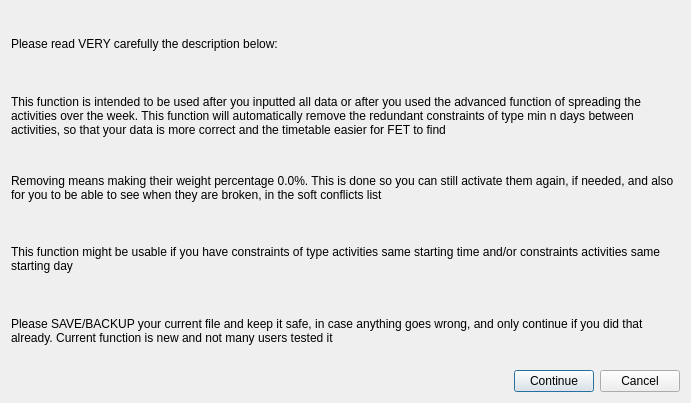
janLo/FET, file src/interface/removeredundantconfirmationform_template.ui: the form before one commit.
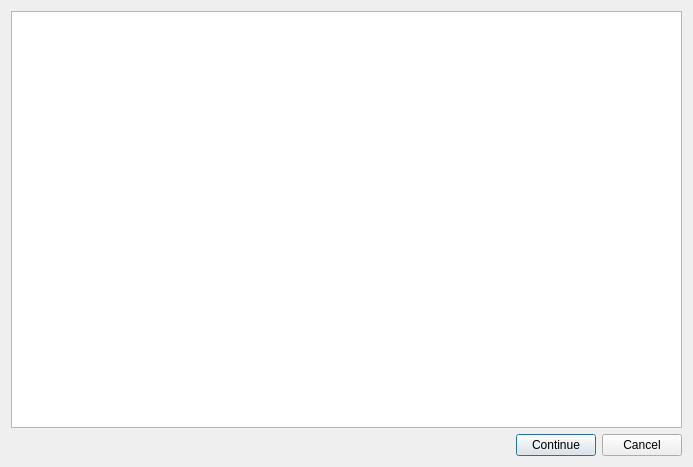
The form after the commit.

```diff
--- a/src/interface/removeredundantconfirmationform_template.ui
+++ b/src/interface/removeredundantconfirmationform_template.ui
@@ -5,8 +5,8 @@
    <rect>
     <x>0</x>
     <y>0</y>
-    <width>691</width>
-    <height>403</height>
+    <width>693</width>
+    <height>467</height>
    </rect>
   </property>
   <property name="windowTitle" >
@@ -14,62 +14,9 @@
   </property>
   <layout class="QGridLayout" name="gridLayout" >
    <item row="0" column="0" colspan="3" >
-    <widget class="QLabel" name="label" >
-     <property name="sizePolicy" >
-      <sizepolicy vsizetype="Preferred" hsizetype="Preferred" >
-       <horstretch>0</horstretch>
-       <verstretch>0</verstretch>
-      </sizepolicy>
-     </property>
-     <property name="text" >
-      <string>Please read VERY carefully the description below:</string>
-     </property>
-     <property name="wordWrap" >
-      <bool>true</bool>
-     </property>
-    </widget>
+    <widget class="QTextBrowser" name="textBrowser" />
    </item>
-   <item row="1" column="0" colspan="3" >
-    <widget class="QLabel" name="label_3" >
-     <property name="text" >
-      <string>This function is intended to be used after you inputted all data or after you used the advanced function of spreading the activities over the week. This function will automatically remove the redundant constraints of type min n days between activities, so that your data is more correct and the timetable easier for FET to find</string>
-     </property>
-     <property name="wordWrap" >
-      <bool>true</bool>
-     </property>
-    </widget>
-   </item>
-   <item row="2" column="0" colspan="3" >
-    <widget class="QLabel" name="label_6" >
-     <property name="text" >
-      <string>Removing means making their weight percentage 0.0%. This is done so you can still activate them again, if needed, and also for you to be able to see when they are broken, in the soft conflicts list</string>
-     </property>
-     <property name="wordWrap" >
-      <bool>true</bool>
-     </property>
-    </widget>
-   </item>
-   <item row="3" column="0" colspan="3" >
-    <widget class="QLabel" name="label_4" >
-     <property name="text" >
-      <string>This function might be usable if you have constraints of type activities same starting time and/or constraints activities same starting day</string>
-     </property>
-     <property name="wordWrap" >
-      <bool>true</bool>
-     </property>
-    </widget>
-   </item>
-   <item row="4" column="0" colspan="3" >
-    <widget class="QLabel" name="label_5" >
-     <property name="text" >
-      <string>Please SAVE/BACKUP your current file and keep it safe, in case anything goes wrong, and only continue if you did that already. Current function is new and not many users tested it</string>
-     </property>
-     <property name="wordWrap" >
-      <bool>true</bool>
-     </property>
-    </widget>
-   </item>
-   <item row="5" column="0" >
+   <item row="1" column="0" >
     <spacer name="horizontalSpacer" >
      <property name="orientation" >
       <enum>Qt::Horizontal</enum>
@@ -82,14 +29,14 @@
      </property>
     </spacer>
    </item>
-   <item row="5" column="1" >
+   <item row="1" column="1" >
     <widget class="QPushButton" name="pushButton" >
      <property name="text" >
       <string>Continue</string>
      </property>
     </widget>
    </item>
-   <item row="5" column="2" >
+   <item row="1" column="2" >
     <widget class="QPushButton" name="pushButton_2" >
      <property name="text" >
       <string>Cancel</string>
```
